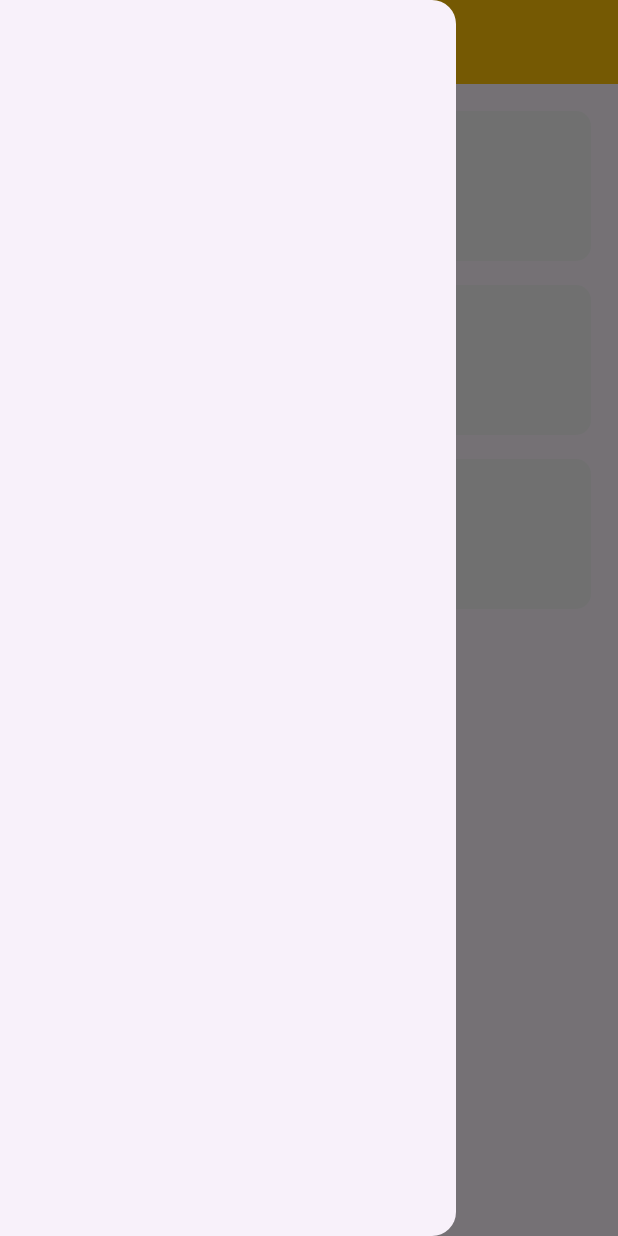
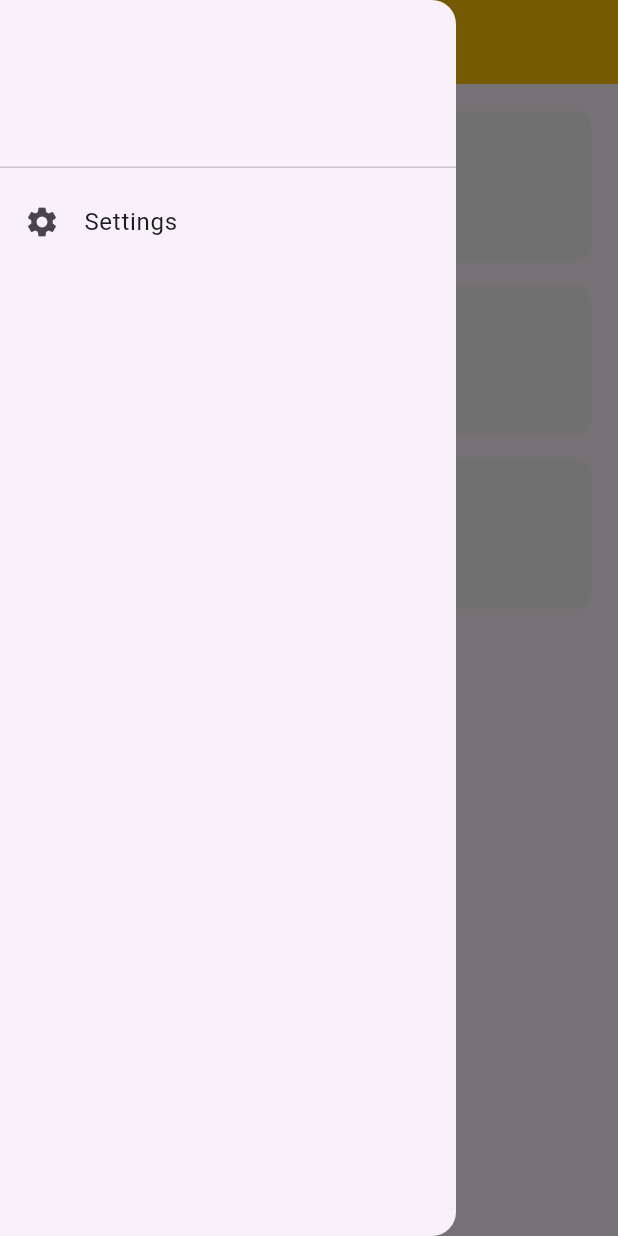
Before and after one commit to AminMemariani/Tunetopia, a Flutter app: the screen it shows after launch, with the side drawer open, on a phone screen of 412 x 824 dp. Run offline on Flutter 3.47's test engine with Material 3 defaults, Android fonts, the phone set to English and light mode, and no system bars; our stand-ins replace permission_handler.

Commit message:
Split drawer to a new widget

```diff
--- a/lib/pages/home.dart
+++ b/lib/pages/home.dart
@@ -1,5 +1,7 @@
 import 'package:flutter/material.dart';
+import 'package:music_player/pages/song_page.dart';
 import 'package:music_player/widgets/home_item.dart';
+import 'package:music_player/widgets/my_drawer.dart';
 
 class HomePage extends StatefulWidget {
   static const String route = "home";
@@ -18,8 +20,12 @@ class _HomePageState extends State<HomePage> {
         backgroundColor: Colors.amber,
         elevation: 0,
       ),
-      drawer: Drawer(),
-      body: Padding(padding: const EdgeInsets.all(10), child: HomeItem()),
+      drawer: const MyDrawer(),
+      body: Padding(
+          padding: const EdgeInsets.all(10),
+          child: GestureDetector(
+              onTap: () => Navigator.pushNamed(context, SongPage.route),
+              child: HomeItem())),
     );
   }
 }
--- /dev/null
+++ b/lib/widgets/my_drawer.dart
@@ -0,0 +1,29 @@
+import 'package:flutter/material.dart';
+import 'package:music_player/pages/setting_page.dart';
+
+class MyDrawer extends StatelessWidget {
+  const MyDrawer({super.key});
+
+  @override
+  Widget build(BuildContext context) {
+    return Drawer(
+        child: ListView(
+      padding: EdgeInsets.zero,
+      children: [
+        const SizedBox(
+          height: 120,
+          child: DrawerHeader(
+            child: Text(""),
+          ),
+        ),
+        ListTile(
+          title: const Text('Settings'),
+          leading: const Icon(Icons.settings),
+          onTap: () {
+            Navigator.of(context).pushNamed(SettingPage.route);
+          },
+        ),
+      ],
+    ));
+  }
+}
```
Also changed, not shown: 1 other file.
